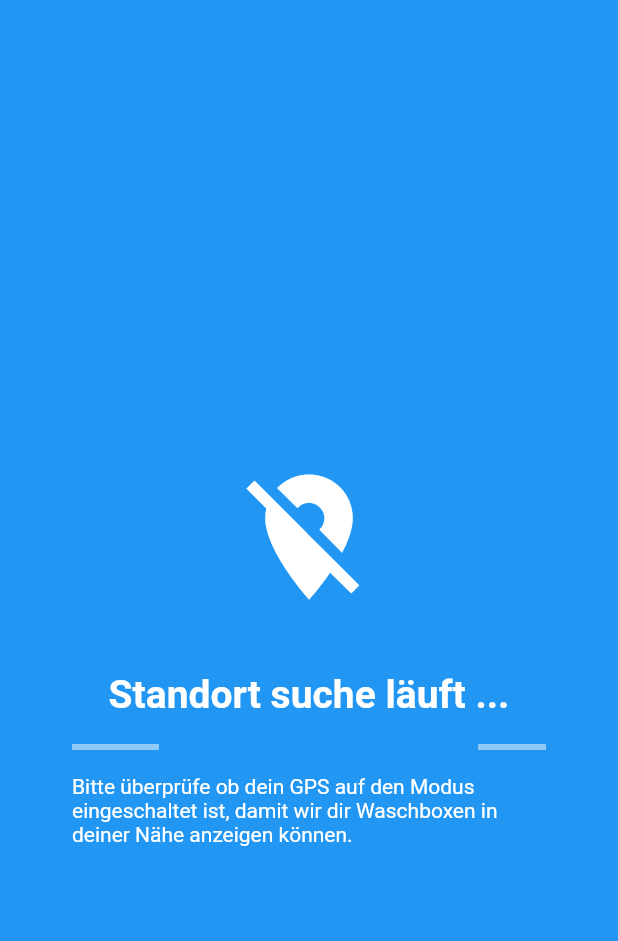
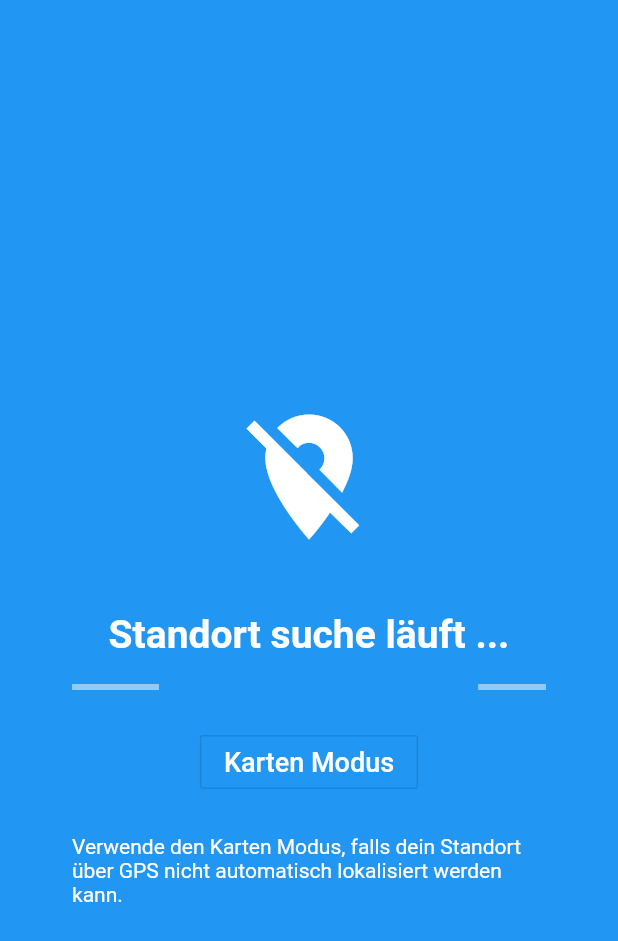
Before and after one commit to Libero793/deepblue, a Flutter app: the screen it shows after launch, on a phone screen of 412 x 824 dp. Shown: the top 941 px of the screen. Run offline on Flutter 3.47's test engine with Material 2 defaults, Android fonts, the phone set to English and light mode, and no system bars; our stand-ins replace flutter_map, flutter_rating, geolocator, latlong, location; missing offline and left inert: flutter_udid, geolocation, settings; statements that could not run were skipped.

Commit message:
locating screen kartenmodus

```diff
--- a/lib/screens/locatingScreen.dart
+++ b/lib/screens/locatingScreen.dart
@@ -67,18 +67,13 @@ class LocatingScreen extends StatefulWidget{
 
       final GeolocationResult result = await Geolocation.isLocationOperational();
       if(result.isSuccessful) {
-        /*if(!gpsStatus){
-
-          Navigator.pop(context);
-          Navigator.push(context,MaterialPageRoute(builder: (context) => LocatingScreen()));
-        }*/
         // location service is enabled, and location permission is granted
         print("gps enabled");
         getPosition();
       } else {
         // location service is not enabled, restricted, or location permission is denied
         print("gps disabled");
-        gpsStatus=false;
+
         //Settings.openGPSSettings();
 
         //Navigator.pop(context);
@@ -173,6 +168,7 @@ class LocatingScreen extends StatefulWidget{
           Expanded(
             child: new Column(
               mainAxisAlignment: MainAxisAlignment.center,
+              mainAxisSize: MainAxisSize.max,
               children: <Widget>[
                 new Row(
                   mainAxisAlignment: MainAxisAlignment.center,
@@ -208,18 +204,51 @@ class LocatingScreen extends StatefulWidget{
                             child:  LinearProgressIndicator()
 
                           ),
-                          new Padding(
-                            padding: const EdgeInsets.symmetric(vertical: 8.0, horizontal: 48.0),
-                            child: Text("Bitte überprüfe ob dein GPS auf den Modus eingeschaltet ist, damit wir dir Waschboxen in deiner Nähe anzeigen können.",
-                              style: TextStyle(fontSize: 14.0, color: Colors.white),
-                            ),
-                          ),
-
                         ],
                       ),
                     ),
                   ]
                 ),
+
+                new Row(
+                  mainAxisAlignment: MainAxisAlignment.center,
+                  mainAxisSize: MainAxisSize.max,
+                  children: <Widget>[
+                      new Padding(
+                        padding: const EdgeInsets.symmetric(vertical: 16.0, horizontal: 0.0),
+                        child: new OutlineButton(
+                          child: const Text('Karten Modus', style: TextStyle(fontSize: 18.0),),
+                          color: Colors.blue[900],
+                          highlightColor: Colors.green,
+                          textColor: Colors.white,
+                          splashColor: Colors.blue[900],
+                          onPressed: () {
+                                // Perform some action
+
+                          },
+                        ),
+                      )
+
+                  ],
+                ),
+
+                new Row(
+                  mainAxisAlignment: MainAxisAlignment.center,
+                  mainAxisSize: MainAxisSize.max,
+                  crossAxisAlignment: CrossAxisAlignment.end,
+                  children: <Widget>[
+                    Expanded(
+                      child: Container(
+                        child:new Padding(
+                            padding: const EdgeInsets.symmetric(vertical: 8.0, horizontal: 48.0),
+                            child: Text("Verwende den Karten Modus, falls dein Standort über GPS nicht automatisch lokalisiert werden kann.",
+                              style: TextStyle(fontSize: 14.0, color: Colors.white),
+                            ),
+                          ),
+                      )
+                    )
+                  ],
+                )
               ],
             )
           ),
```
